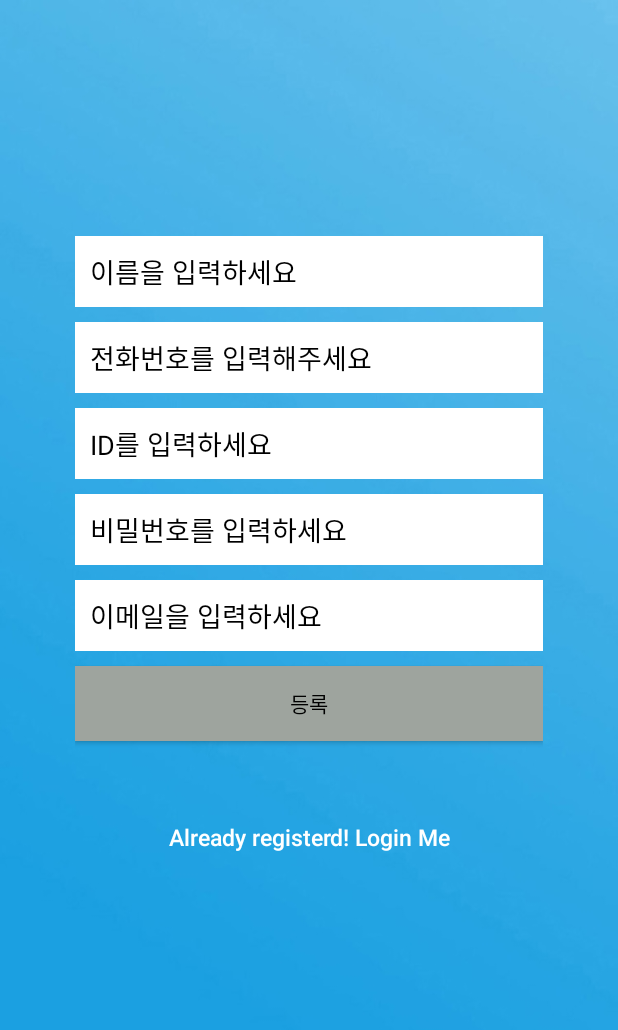
After one commit to dntjr8989/Money-management-app, an Android app: the layout activity_register.xml on its own in the app's theme, with its tools: preview values and no code run, on a phone screen of 412 x 824 dp. The commit adds this screen. Shown: the top 1030 px of the screen. Run offline under Robolectric (Android 15) with nearby library versions, the phone set to English and light mode, and no system bars.

Commit message:
회원가입 Layout만들기
회원가입 인터페이스 만듬

```diff
--- /dev/null
+++ b/app/src/main/java/com/example/myapplication/RegisterActivity.java
@@ -0,0 +1,6 @@
+package com.example.myapplication;
+
+import android.app.Activity;
+
+public class RegisterActivity extends Activity {
+}
--- a/app/src/main/res/layout/activity_login.xml
+++ b/app/src/main/res/layout/activity_login.xml
@@ -24,7 +24,7 @@
                 android:layout_width="match_parent"
                 android:layout_height="match_parent"
                 android:orientation="vertical"
-                android:gravitity="center">
+                android:gravity="center">
 
                 <ImageView
                     android:layout_width="match_parent"
--- /dev/null
+++ b/app/src/main/res/layout/activity_register.xml
@@ -0,0 +1,106 @@
+<?xml version="1.0" encoding="utf-8"?>
+<androidx.constraintlayout.widget.ConstraintLayout xmlns:android="http://schemas.android.com/apk/res/android"
+    xmlns:app="http://schemas.android.com/apk/res-auto"
+    xmlns:tools="http://schemas.android.com/tools"
+    android:layout_width="match_parent"
+    android:layout_height="match_parent"
+    tools:context=".RegisterActivity">
+    <ImageView
+        android:layout_width="match_parent"
+        android:layout_height="match_parent"
+        android:src="@drawable/background"
+        android:scaleType="fitXY"/>
+    <RelativeLayout
+        android:layout_width="match_parent"
+        android:layout_height="match_parent"
+        android:layout_marginRight="50dp"
+        android:layout_marginLeft="50dp">
+
+        <RelativeLayout
+            android:layout_width="match_parent"
+            android:layout_height="500dp"
+            android:layout_marginTop="120dp"
+            android:gravity="center"
+            android:orientation="vertical">
+            <EditText
+                android:id="@+id/name"
+                android:layout_width="fill_parent"
+                android:layout_height="wrap_content"
+                android:layout_marginBottom="10dp"
+                android:background="#ffffff"
+                android:hint="이름을 입력하세요"
+                android:inputType="textCapWords"
+                android:padding="10dp"
+                android:textColor="#000000"
+                android:textColorHint="#000000" />
+            <EditText
+                android:id="@+id/phonenum"
+                android:layout_width="fill_parent"
+                android:layout_height="wrap_content"
+                android:layout_marginBottom="10dp"
+                android:layout_below="@id/name"
+                android:background="#ffffff"
+                android:hint="전화번호를 입력해주세요"
+                android:inputType="number"
+                android:padding="10dp"
+                android:textColor="#000000"
+                android:textColorHint="#000000" />
+            <EditText
+                android:id="@+id/idname"
+                android:layout_width="fill_parent"
+                android:layout_height="wrap_content"
+                android:layout_marginBottom="10dp"
+                android:layout_below="@id/phonenum"
+                android:background="#ffffff"
+                android:hint="ID를 입력하세요"
+                android:inputType="textCapWords"
+                android:padding="10dp"
+                android:textColor="#000000"
+                android:textColorHint="#000000" />
+            <EditText
+                android:id="@+id/password"
+                android:layout_below="@id/idname"
+                android:layout_width="fill_parent"
+                android:layout_height="wrap_content"
+                android:layout_marginBottom="10dp"
+                android:background="#ffffff"
+                android:hint="비밀번호를 입력하세요"
+                android:inputType="textPassword"
+                android:padding="10dp"
+                android:textColor="#000000"
+                android:textColorHint="#000000" />
+            <EditText
+                android:id="@+id/email"
+                android:layout_below="@id/password"
+                android:layout_width="fill_parent"
+                android:layout_height="wrap_content"
+                android:layout_marginBottom="10dp"
+                android:background="#ffffff"
+                android:hint="이메일을 입력하세요"
+                android:inputType="textEmailAddress"
+                android:padding="10dp"
+                android:textColor="#000000"
+                android:textColorHint="#000000" />
+            <Button
+                android:id="@+id/btnRegister"
+                android:layout_width="fill_parent"
+                android:layout_height="50dp"
+                android:layout_below="@id/email"
+                android:background="@color/colorGray"
+                android:text="등록"
+                android:textColor="#000000"/>
+            <Button
+                android:id="@+id/btnLoginScreen"
+                android:layout_width="fill_parent"
+                android:layout_height="wrap_content"
+                android:layout_below="@id/btnRegister"
+                android:layout_marginTop="40dp"
+                android:background="@null"
+                android:text="Already registerd! Login Me"
+                android:textAllCaps="false"
+                android:textColor="#ffffff"
+                android:textSize="15dp" />
+        </RelativeLayout>
+    </RelativeLayout>
+
+</androidx.constraintlayout.widget.ConstraintLayout>
```
